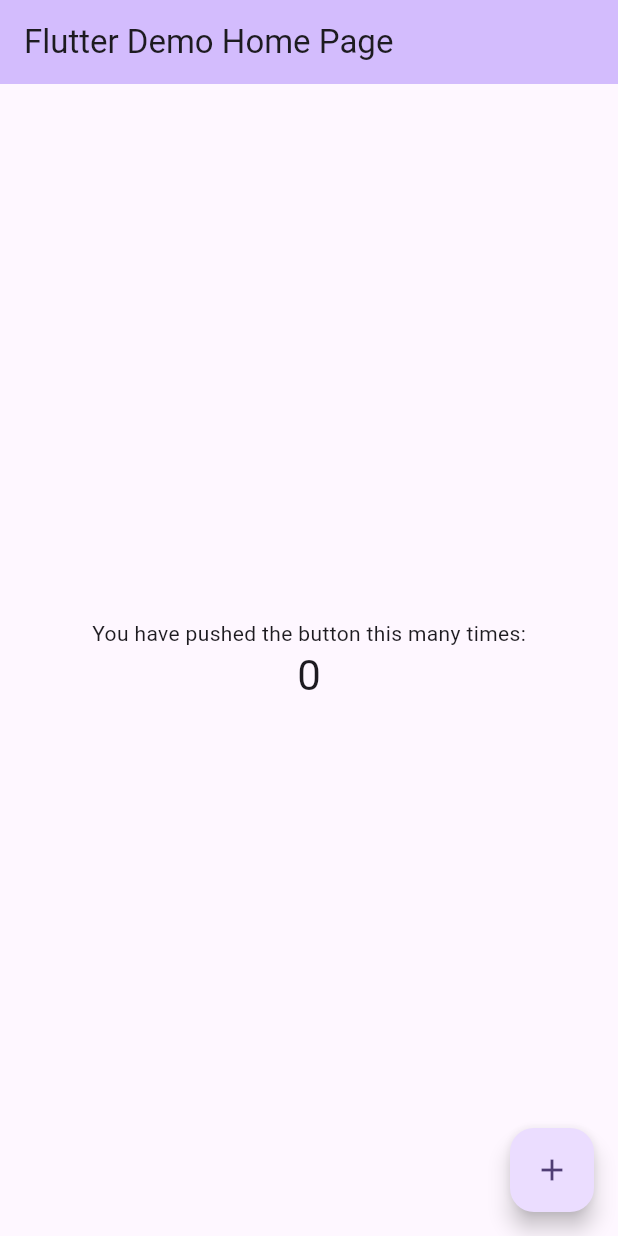
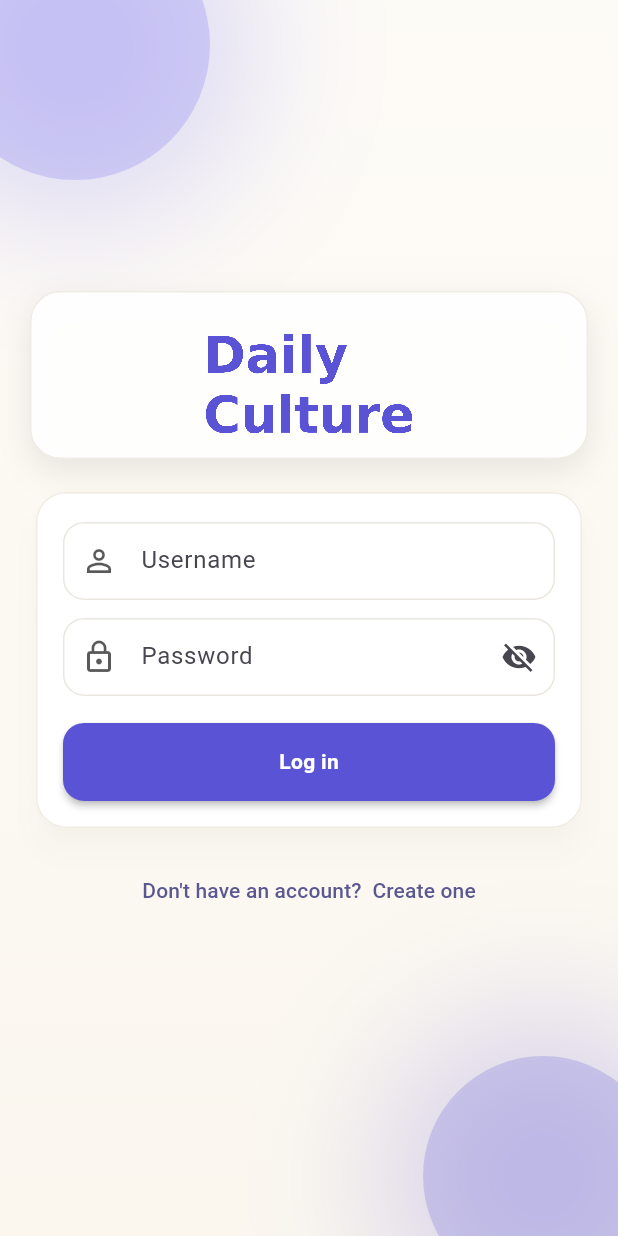
Before and after one commit to tjqqaa/DailyCulture, a Flutter app: the screen it shows after launch, on a phone screen of 412 x 824 dp. Run offline on Flutter 3.47's test engine with Material 3 defaults, Android fonts, the phone set to English and light mode, and no system bars.

Commit message:
login view created

```diff
--- a/frontend/DailyCulture/lib/main.dart
+++ b/frontend/DailyCulture/lib/main.dart
@@ -1,122 +1,21 @@
 import 'package:flutter/material.dart';
+import 'views/view_login.dart';
 
-void main() {
-  runApp(const MyApp());
-}
+void main() => runApp(const App());
 
-class MyApp extends StatelessWidget {
-  const MyApp({super.key});
-
-  // This widget is the root of your application.
+class App extends StatelessWidget {
+  const App({super.key});
   @override
   Widget build(BuildContext context) {
     return MaterialApp(
-      title: 'Flutter Demo',
+      title: 'DailyCulture',
       theme: ThemeData(
-        // This is the theme of your application.
-        //
-        // TRY THIS: Try running your application with "flutter run". You'll see
-        // the application has a purple toolbar. Then, without quitting the app,
-        // try changing the seedColor in the colorScheme below to Colors.green
-        // and then invoke "hot reload" (save your changes or press the "hot
-        // reload" button in a Flutter-supported IDE, or press "r" if you used
-        // the command line to start the app).
-        //
-        // Notice that the counter didn't reset back to zero; the application
-        // state is not lost during the reload. To reset the state, use hot
-        // restart instead.
-        //
-        // This works for code too, not just values: Most code changes can be
-        // tested with just a hot reload.
-        colorScheme: ColorScheme.fromSeed(seedColor: Colors.deepPurple),
+        useMaterial3: true,
+        colorSchemeSeed: const Color(0xFF5B53D6),
+        scaffoldBackgroundColor: const Color(0xFFFBF7EF),
       ),
-      home: const MyHomePage(title: 'Flutter Demo Home Page'),
+      home: const LoginView(),
+      debugShowCheckedModeBanner: false,
     );
   }
 }
-
-class MyHomePage extends StatefulWidget {
-  const MyHomePage({super.key, required this.title});
-
-  // This widget is the home page of your application. It is stateful, meaning
-  // that it has a State object (defined below) that contains fields that affect
-  // how it looks.
-
-  // This class is the configuration for the state. It holds the values (in this
-  // case the title) provided by the parent (in this case the App widget) and
-  // used by the build method of the State. Fields in a Widget subclass are
-  // always marked "final".
-
-  final String title;
-
-  @override
-  State<MyHomePage> createState() => _MyHomePageState();
-}
-
-class _MyHomePageState extends State<MyHomePage> {
-  int _counter = 0;
-
-  void _incrementCounter() {
-    setState(() {
-      // This call to setState tells the Flutter framework that something has
-      // changed in this State, which causes it to rerun the build method below
-      // so that the display can reflect the updated values. If we changed
-      // _counter without calling setState(), then the build method would not be
-      // called again, and so nothing would appear to happen.
-      _counter++;
-    });
-  }
-
-  @override
-  Widget build(BuildContext context) {
-    // This method is rerun every time setState is called, for instance as done
-    // by the _incrementCounter method above.
-    //
-    // The Flutter framework has been optimized to make rerunning build methods
-    // fast, so that you can just rebuild anything that needs updating rather
-    // than having to individually change instances of widgets.
-    return Scaffold(
-      appBar: AppBar(
-        // TRY THIS: Try changing the color here to a specific color (to
-        // Colors.amber, perhaps?) and trigger a hot reload to see the AppBar
-        // change color while the other colors stay the same.
-        backgroundColor: Theme.of(context).colorScheme.inversePrimary,
-        // Here we take the value from the MyHomePage object that was created by
-        // the App.build method, and use it to set our appbar title.
-        title: Text(widget.title),
-      ),
-      body: Center(
-        // Center is a layout widget. It takes a single child and positions it
-        // in the middle of the parent.
-        child: Column(
-          // Column is also a layout widget. It takes a list of children and
-          // arranges them vertically. By default, it sizes itself to fit its
-          // children horizontally, and tries to be as tall as its parent.
-          //
-          // Column has various properties to control how it sizes itself and
-          // how it positions its children. Here we use mainAxisAlignment to
-          // center the children vertically; the main axis here is the vertical
-          // axis because Columns are vertical (the cross axis would be
-          // horizontal).
-          //
-          // TRY THIS: Invoke "debug painting" (choose the "Toggle Debug Paint"
-          // action in the IDE, or press "p" in the console), to see the
-          // wireframe for each widget.
-          mainAxisAlignment: MainAxisAlignment.center,
-          children: <Widget>[
-            const Text('You have pushed the button this many times:'),
-            Text(
-              '$_counter',
-              style: Theme.of(context).textTheme.headlineMedium,
-            ),
-          ],
-        ),
-      ),
-      floatingActionButton: FloatingActionButton(
-        onPressed: _incrementCounter,
-        tooltip: 'Increment',
-        child: const Icon(Icons.add),
-      ), // This trailing comma makes auto-formatting nicer for build methods.
-    );
-  }
-}
--- /dev/null
+++ b/frontend/DailyCulture/lib/views/view_login.dart
@@ -0,0 +1,302 @@
+import 'package:flutter/material.dart';
+
+class LoginView extends StatefulWidget {
+  const LoginView({super.key});
+
+  @override
+  State<LoginView> createState() => _LoginViewState();
+}
+
+class _LoginViewState extends State<LoginView> {
+  final _formKey = GlobalKey<FormState>();
+  final _userCtrl = TextEditingController();
+  final _passCtrl = TextEditingController();
+  bool _obscure = true;
+  bool _loading = false;
+
+  @override
+  void dispose() {
+    _userCtrl.dispose();
+    _passCtrl.dispose();
+    super.dispose();
+  }
+
+  Future<void> _onLogin() async {
+    if (!_formKey.currentState!.validate()) return;
+    setState(() => _loading = true);
+    await Future<void>.delayed(const Duration(milliseconds: 700));
+    if (!mounted) return;
+    setState(() => _loading = false);
+    ScaffoldMessenger.of(context).showSnackBar(
+      SnackBar(content: Text('Hi ${_userCtrl.text.trim()}! (demo login)')),
+    );
+  }
+
+  @override
+  Widget build(BuildContext context) {
+    const primary = Color(0xFF5B53D6);
+    const bg = Color(0xFFFBF7EF);
+
+    return Scaffold(
+      backgroundColor: bg,
+      body: Stack(
+        children: [
+          const _DecorBackground(),
+          SafeArea(
+            child: Center(
+              child: SingleChildScrollView(
+                padding: const EdgeInsets.symmetric(horizontal: 20, vertical: 8),
+                child: ConstrainedBox(
+                  constraints: const BoxConstraints(maxWidth: 420),
+                  child: Column(
+                    mainAxisSize: MainAxisSize.min,
+                    children: [
+                      LayoutBuilder(
+                        builder: (context, constraints) {
+                          final w = constraints.maxWidth;
+                          return Column(
+                            mainAxisSize: MainAxisSize.min,
+                            children: [
+
+                              SizedBox(
+                                width: w,
+                                child: _LogoBannerFullWidth(width: w),
+                              ),
+                              const SizedBox(height: 18),
+
+                              SizedBox(
+                                width: w,
+                                child: Card(
+                                  elevation: 8,
+                                  shadowColor: Colors.black12,
+                                  color: Colors.white,
+                                  shape: RoundedRectangleBorder(
+                                    borderRadius: BorderRadius.circular(20),
+                                    side: const BorderSide(color: Color(0xFFF0ECE4)),
+                                  ),
+                                  child: Padding(
+                                    padding: const EdgeInsets.fromLTRB(18, 20, 18, 18),
+                                    child: Form(
+                                      key: _formKey,
+                                      child: Column(
+                                        children: [
+                                          _PrettyField(
+                                            controller: _userCtrl,
+                                            label: 'Username',
+                                            icon: Icons.person_outline,
+                                            textInputAction: TextInputAction.next,
+                                            validator: (v) => (v == null || v.trim().length < 3)
+                                                ? 'Min. 3 characters'
+                                                : null,
+                                          ),
+                                          const SizedBox(height: 12),
+                                          _PrettyField(
+                                            controller: _passCtrl,
+                                            label: 'Password',
+                                            icon: Icons.lock_outline,
+                                            obscure: _obscure,
+                                            onToggleObscure: () =>
+                                                setState(() => _obscure = !_obscure),
+                                            validator: (v) =>
+                                            (v == null || v.length < 8)
+                                                ? 'Min. 8 characters'
+                                                : null,
+                                          ),
+                                          const SizedBox(height: 18),
+                                          SizedBox(
+                                            width: double.infinity,
+                                            height: 52,
+                                            child: ElevatedButton(
+                                              onPressed: _loading ? null : _onLogin,
+                                              style: ElevatedButton.styleFrom(
+                                                backgroundColor: primary,
+                                                foregroundColor: Colors.white,
+                                                elevation: 2,
+                                                shape: RoundedRectangleBorder(
+                                                  borderRadius: BorderRadius.circular(14),
+                                                ),
+                                              ),
+                                              child: _loading
+                                                  ? const SizedBox(
+                                                height: 22,
+                                                width: 22,
+                                                child: CircularProgressIndicator(
+                                                  strokeWidth: 2,
+                                                  color: Colors.white,
+                                                ),
+                                              )
+                                                  : const Text(
+                                                'Log in',
+                                                style: TextStyle(
+                                                  fontWeight: FontWeight.w700,
+                                                  letterSpacing: .2,
+                                                ),
+                                              ),
+                                            ),
+                                          ),
+                                        ],
+                                      ),
+                                    ),
+                                  ),
+                                ),
+                              ),
+                            ],
+                          );
+                        },
+                      ),
+
+                      const SizedBox(height: 14),
+                      TextButton(
+                        onPressed: () {},
+                        child: const Text("Don't have an account?  Create one"),
+                      ),
+                      const SizedBox(height: 12),
+                    ],
+                  ),
+                ),
+              ),
+            ),
+          ),
+        ],
+      ),
+    );
+  }
+}
+
+class _LogoBannerFullWidth extends StatelessWidget {
+  const _LogoBannerFullWidth({required this.width});
+  final double width;
+
+  @override
+  Widget build(BuildContext context) {
+    final logoHeight = (width * 0.22).clamp(56.0, 110.0);
+
+    return Container(
+      width: width,
+      padding: const EdgeInsets.symmetric(horizontal: 20, vertical: 14),
+      decoration: BoxDecoration(
+        color: Colors.white.withOpacity(.95),
+        borderRadius: BorderRadius.circular(20),
+        border: Border.all(color: const Color(0xFFF0ECE4)),
+        boxShadow: const [
+          BoxShadow(
+            color: Color(0x16000000),
+            blurRadius: 18,
+            offset: Offset(0, 8),
+          ),
+        ],
+      ),
+      child: Center(
+        child: Image.asset(
+          'lib/images/dailyculture_logo.png',
+          height: logoHeight,
+          fit: BoxFit.contain,
+          filterQuality: FilterQuality.high,
+        ),
+      ),
+    );
+  }
+}
+
+class _PrettyField extends StatelessWidget {
+  const _PrettyField({
+    required this.controller,
+    required this.label,
+    required this.icon,
+    this.validator,
+    this.textInputAction,
+    this.obscure = false,
+    this.onToggleObscure,
+  });
+
+  final TextEditingController controller;
+  final String label;
+  final IconData icon;
+  final String? Function(String?)? validator;
+  final TextInputAction? textInputAction;
+  final bool obscure;
+  final VoidCallback? onToggleObscure;
+
+  @override
+  Widget build(BuildContext context) {
+    return TextFormField(
+      controller: controller,
+      validator: validator,
+      textInputAction: textInputAction,
+      obscureText: obscure,
+      decoration: InputDecoration(
+        labelText: label,
+        prefixIcon: Icon(icon, color: Colors.black.withOpacity(.65)),
+        suffixIcon: onToggleObscure == null
+            ? null
+            : IconButton(
+          onPressed: onToggleObscure,
+          icon: Icon(obscure ? Icons.visibility_off : Icons.visibility),
+        ),
+        filled: true,
+        fillColor: Colors.white,
+        contentPadding: const EdgeInsets.symmetric(horizontal: 14, vertical: 14),
+        border: OutlineInputBorder(
+          borderRadius: BorderRadius.circular(14),
+        ),
+        enabledBorder: const OutlineInputBorder(
+          borderRadius: BorderRadius.all(Radius.circular(14)),
+          borderSide: BorderSide(color: Color(0xFFEAE7E0)),
+        ),
+        focusedBorder: const OutlineInputBorder(
+          borderRadius: BorderRadius.all(Radius.circular(14)),
+          borderSide: BorderSide(color: Color(0xFF5B53D6), width: 1.3),
+        ),
+      ),
+    );
+  }
+}
+
+class _DecorBackground extends StatelessWidget {
+  const _DecorBackground();
+
+  @override
+  Widget build(BuildContext context) {
+    return Stack(
+      children: [
+        Container(
+          decoration: const BoxDecoration(
+            gradient: LinearGradient(
+              colors: [Color(0xFFFDFBF6), Color(0xFFFBF7EF)],
+              begin: Alignment.topCenter,
+              end: Alignment.bottomCenter,
+            ),
+          ),
+        ),
+        Positioned(
+          top: -60,
+          left: -40,
+          child: _blob(const Color(0xFF7C75F0).withOpacity(.25), 180),
+        ),
+        Positioned(
+          bottom: -40,
+          right: -30,
+          child: _blob(const Color(0xFF5B53D6).withOpacity(.22), 160),
+        ),
+      ],
+    );
+  }
+
+  Widget _blob(Color color, double size) {
+    return Container(
+      width: size,
+      height: size,
+      decoration: BoxDecoration(
+        color: color,
+        shape: BoxShape.circle,
+        boxShadow: [
+          BoxShadow(
+            color: color,
+            blurRadius: 80,
+            spreadRadius: 30,
+          ),
+        ],
+      ),
+    );
+  }
+}
```
Also changed, not shown: frontend/DailyCulture/pubspec.yaml (+5 -69 lines), frontend/DailyCulture/lib/images/dailyculture_logo.png (added).
